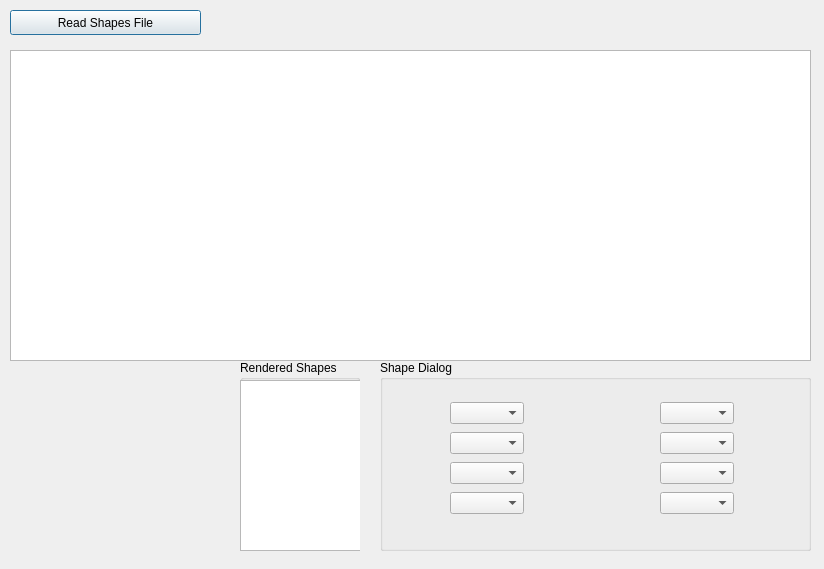
Before: the Qt Designer form adminwindow.ui in akarapetian/Brogrammers-2D-Shape-Drawer, drawn with Qt 5.
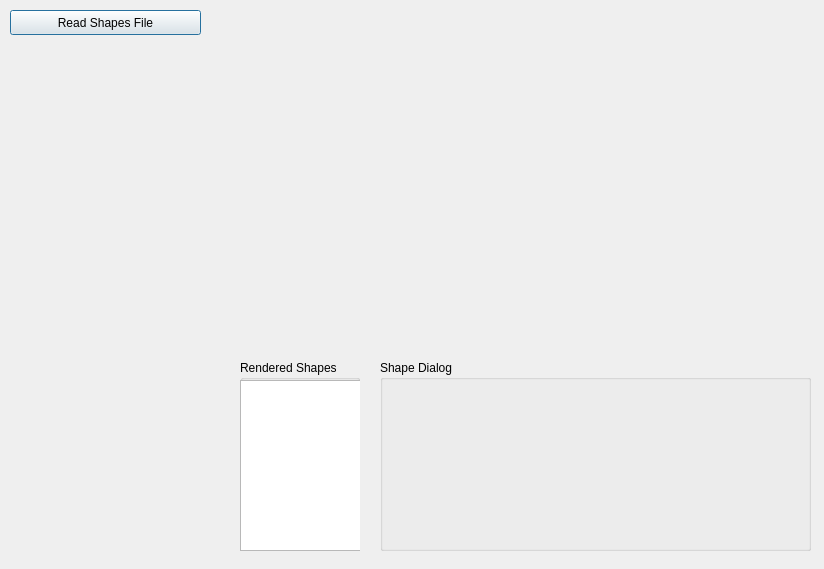
After: the same form once the commit is applied.

```diff
--- a/adminwindow.ui
+++ b/adminwindow.ui
@@ -13,16 +13,6 @@
   <property name="windowTitle">
    <string>Dialog</string>
   </property>
-  <widget class="QGraphicsView" name="graphicsView">
-   <property name="geometry">
-    <rect>
-     <x>10</x>
-     <y>50</y>
-     <width>801</width>
-     <height>311</height>
-    </rect>
-   </property>
-  </widget>
   <widget class="QPushButton" name="readFile">
    <property name="geometry">
     <rect>
@@ -71,54 +61,6 @@
    <property name="title">
     <string>Shape Dialog</string>
    </property>
-   <widget class="QWidget" name="layoutWidget">
-    <property name="geometry">
-     <rect>
-      <x>280</x>
-      <y>40</y>
-      <width>74</width>
-      <height>120</height>
-     </rect>
-    </property>
-    <layout class="QVBoxLayout" name="verticalLayout_2">
-     <item>
-      <widget class="QComboBox" name="comboBox_2"/>
-     </item>
-     <item>
-      <widget class="QComboBox" name="comboBox_4"/>
-     </item>
-     <item>
-      <widget class="QComboBox" name="comboBox_6"/>
-     </item>
-     <item>
-      <widget class="QComboBox" name="comboBox_8"/>
-     </item>
-    </layout>
-   </widget>
-   <widget class="QWidget" name="">
-    <property name="geometry">
-     <rect>
-      <x>70</x>
-      <y>40</y>
-      <width>74</width>
-      <height>120</height>
-     </rect>
-    </property>
-    <layout class="QVBoxLayout" name="verticalLayout">
-     <item>
-      <widget class="QComboBox" name="comboBox"/>
-     </item>
-     <item>
-      <widget class="QComboBox" name="comboBox_3"/>
-     </item>
-     <item>
-      <widget class="QComboBox" name="comboBox_5"/>
-     </item>
-     <item>
-      <widget class="QComboBox" name="comboBox_7"/>
-     </item>
-    </layout>
-   </widget>
   </widget>
   <zorder>graphicsView</zorder>
   <zorder>groupBox</zorder>
```
Left out of the diff: 2 changed lines with no effect on the pictures.
